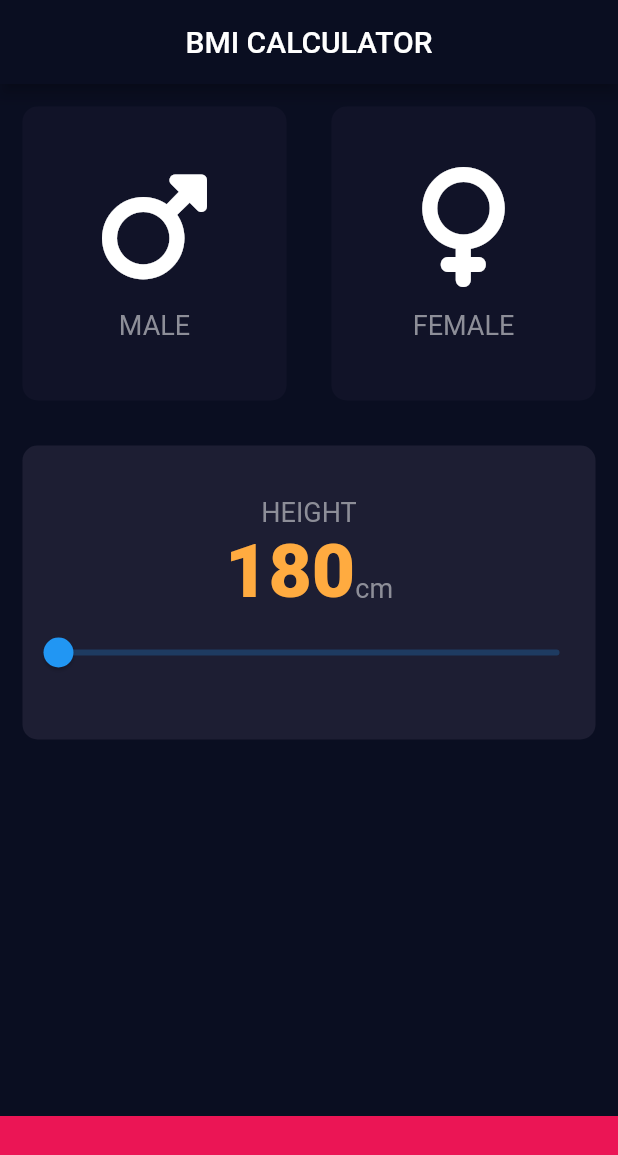
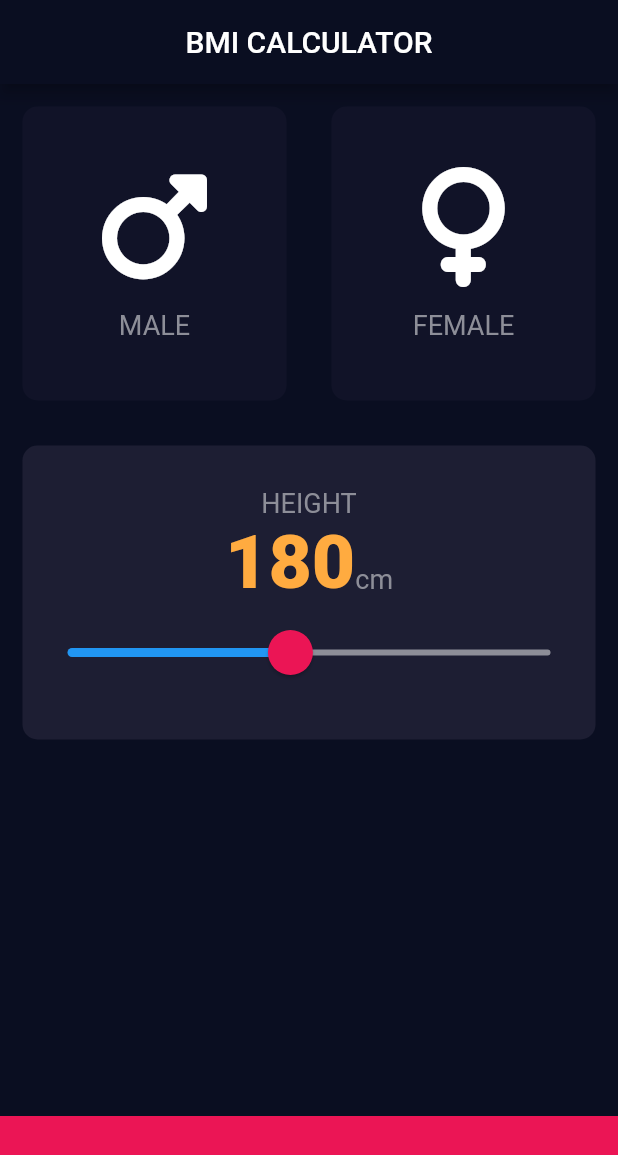
Before and after one commit to Feijai/flutterApp, a Flutter app: the screen it shows after launch, on a phone screen of 412 x 824 dp. Shown: the top 1155 px of the screen. Run offline on Flutter 3.47's test engine with Material 2 defaults, Android fonts, the phone set to English and light mode, and no system bars; our stand-ins replace audioplayers, font_awesome_flutter, rflutter_alert.

Commit message:
自訂 silder

```diff
--- a/lib/input_page.dart
+++ b/lib/input_page.dart
@@ -25,7 +25,7 @@ class _InputPageState extends State<InputPage> {
   // }
 
   Gender? selectedGender;
-  int height = 100 ;
+  int height = 180;
 
   @override
   Widget build(BuildContext context) {
@@ -75,22 +75,48 @@ class _InputPageState extends State<InputPage> {
                   Column(
                     mainAxisAlignment: MainAxisAlignment.center,
                     children: <Widget>[
-                    Text('HEIGHT',style: textStyle,),
+                      Text(
+                        'HEIGHT',
+                        style: textStyle,
+                      ),
                       Row(
                         mainAxisAlignment: MainAxisAlignment.center,
                         crossAxisAlignment: CrossAxisAlignment.baseline,
                         textBaseline: TextBaseline.alphabetic,
                         children: <Widget>[
-                      Text('180',style: numberTextStyle,),
-                      Text('cm',style: textStyle,)
-                    ],),
-                    Slider(value: height.toDouble(),min: 120.0,max:250.0, onChanged: (){
-
-                    })
+                          Text(
+                            height.toString(),
+                            style: numberTextStyle,
+                          ),
+                          Text(
+                            'cm',
+                            style: textStyle,
+                          )
                         ],
                       ),
-                  (){}
+                      SliderTheme(
+                        data: SliderTheme.of(context).copyWith(
+                          inactiveTrackColor: const Color(0xFF8D8E98),
+                          activeTickMarkColor: Colors.white,
+                          thumbColor: const Color(0xFFEB1555),
+                          overlayColor: const Color(0x29EB1555),
+                          thumbShape: const RoundSliderThumbShape(enabledThumbRadius: 15.0),
+                          overlayShape: const RoundSliderOverlayShape(overlayRadius: 30.0)
                         ),
+                        child: Slider(
+                          value:height.toDouble(),
+                          min: 120.0,
+                          max: 250.0,
+                          onChanged: (double newValue) {
+                            setState(() {
+                              height=newValue.toInt();
+                            });
+                          },
+                        ),
+                      )
+                    ],
+                  ),
+                  () {}),
             ),
             Expanded(
               child: Row(
```
Also changed, not shown: 1 other file. Lines whose indentation alone changed are shown as unchanged.
